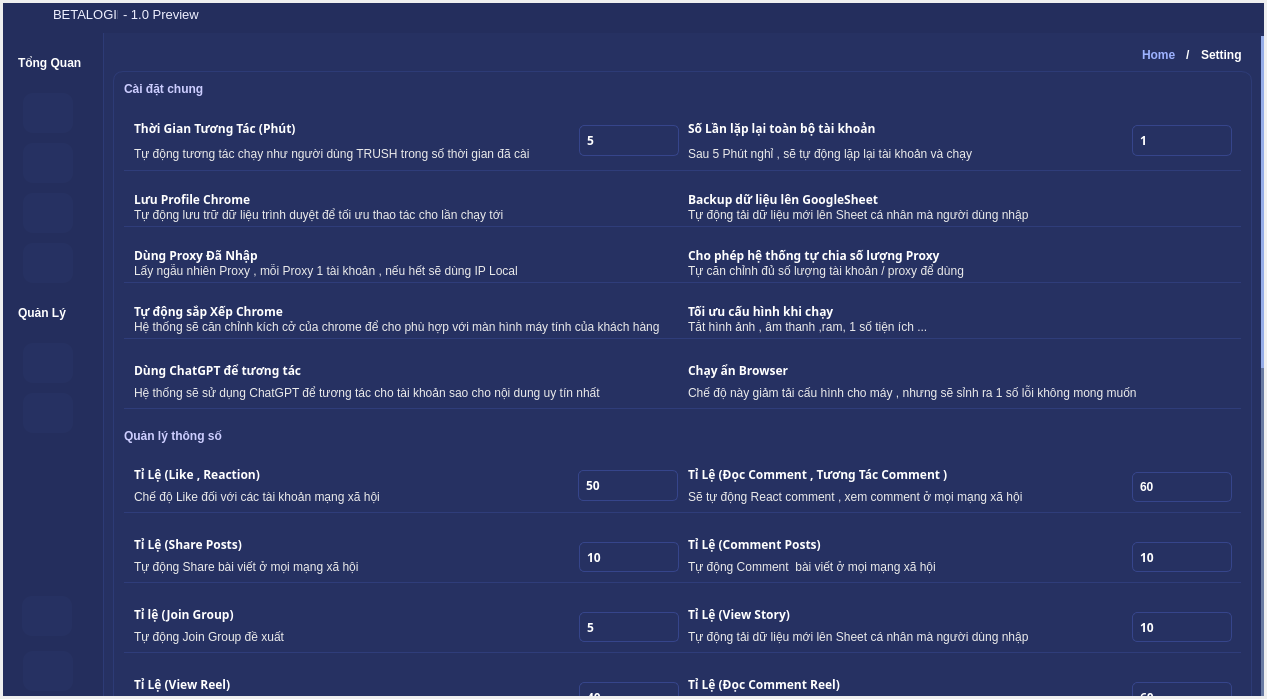
im-dlam/PyQt5.AppManageMMO, file theme/main.ui: the form before one commit.
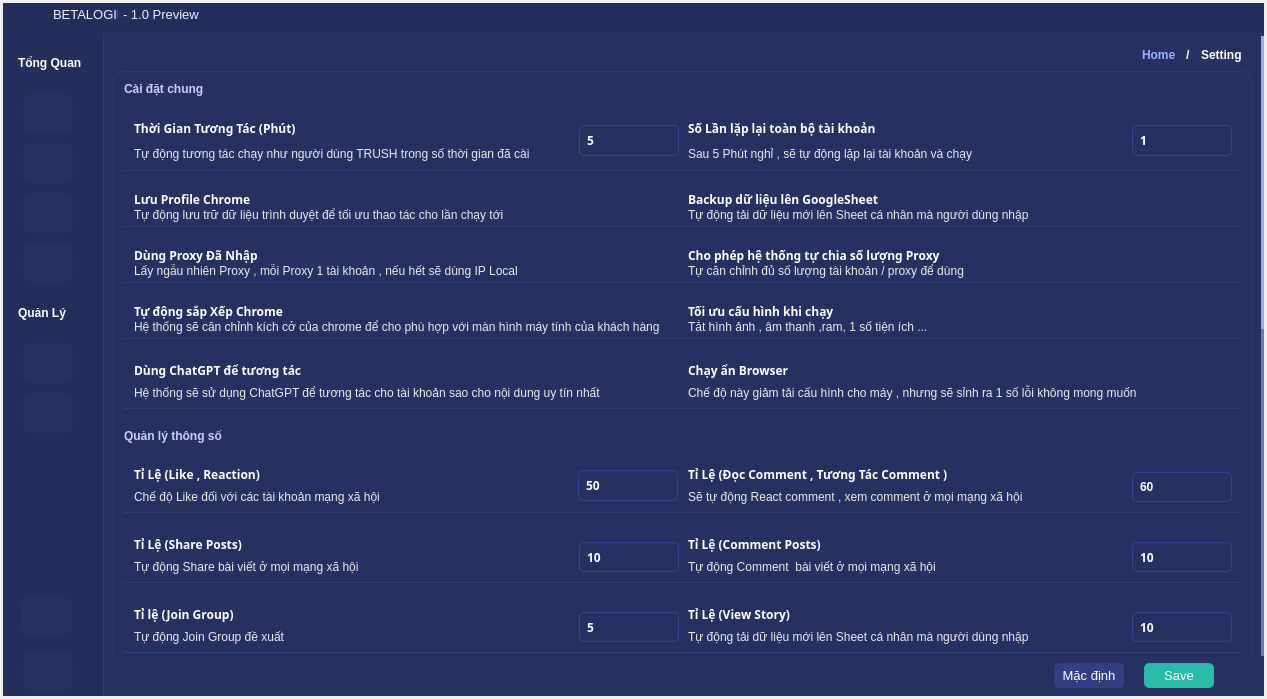
The form after the commit. The open tabs and pages were chosen to show the change. Icons and pictures are not drawn.

Patch:
```diff
--- a/theme/main.ui
+++ b/theme/main.ui
@@ -3687,7 +3687,7 @@
                 <property name="styleSheet">
                  <string notr="true">background-color: rgb(38, 49, 98);</string>
                 </property>
-                <layout class="QHBoxLayout" name="horizontalLayout_69">
+                <layout class="QVBoxLayout" name="verticalLayout_24">
                  <property name="spacing">
                   <number>0</number>
                  </property>
@@ -3705,6 +3705,12 @@
                  </property>
                  <item>
                   <widget class="QScrollArea" name="scrollArea_4">
+                   <property name="maximumSize">
+                    <size>
+                     <width>16777215</width>
+                     <height>16777215</height>
+                    </size>
+                   </property>
                    <property name="styleSheet">
                     <string notr="true">
 QTableWidget {
@@ -5635,7 +5641,7 @@
                                 </property>
                                 <layout class="QVBoxLayout" name="verticalLayout_54">
                                  <item>
-                                  <widget class="QLineEdit" name="CommentPercent">
+                                  <widget class="QLineEdit" name="ReadCommentPercent">
                                    <property name="minimumSize">
                                     <size>
                                      <width>0</width>
@@ -5959,7 +5965,7 @@
                                 </property>
                                 <layout class="QVBoxLayout" name="verticalLayout_56">
                                  <item>
-                                  <widget class="QLineEdit" name="SharePercent_2">
+                                  <widget class="QLineEdit" name="CommentPercent">
                                    <property name="minimumSize">
                                     <size>
                                      <width>0</width>
@@ -8134,6 +8140,216 @@
                    </widget>
                   </widget>
                  </item>
+                 <item>
+                  <widget class="QFrame" name="frameSaveConfig">
+                   <property name="minimumSize">
+                    <size>
+                     <width>0</width>
+                     <height>40</height>
+                    </size>
+                   </property>
+                   <property name="frameShape">
+                    <enum>QFrame::StyledPanel</enum>
+                   </property>
+                   <property name="frameShadow">
+                    <enum>QFrame::Raised</enum>
+                   </property>
+                   <layout class="QHBoxLayout" name="horizontalLayout_64">
+                    <property name="spacing">
+                     <number>0</number>
+                    </property>
+                    <property name="leftMargin">
+                     <number>0</number>
+                    </property>
+                    <property name="topMargin">
+                     <number>0</number>
+                    </property>
+                    <property name="rightMargin">
+                     <number>0</number>
+                    </property>
+                    <property name="bottomMargin">
+                     <number>0</number>
+                    </property>
+                    <item>
+                     <widget class="QFrame" name="frame_60">
+                      <property name="frameShape">
+                       <enum>QFrame::StyledPanel</enum>
+                      </property>
+                      <property name="frameShadow">
+                       <enum>QFrame::Raised</enum>
+                      </property>
+                     </widget>
+                    </item>
+                    <item>
+                     <widget class="QFrame" name="frame_58">
+                      <property name="frameShape">
+                       <enum>QFrame::StyledPanel</enum>
+                      </property>
+                      <property name="frameShadow">
+                       <enum>QFrame::Raised</enum>
+                      </property>
+                      <layout class="QHBoxLayout" name="horizontalLayout_65">
+                       <property name="spacing">
+                        <number>0</number>
+                       </property>
+                       <property name="leftMargin">
+                        <number>0</number>
+                       </property>
+                       <property name="topMargin">
+                        <number>0</number>
+                       </property>
+                       <property name="rightMargin">
+                        <number>0</number>
+                       </property>
+                       <property name="bottomMargin">
+                        <number>0</number>
+                       </property>
+                       <item>
+                        <widget class="QFrame" name="frame_70">
+                         <property name="frameShape">
+                          <enum>QFrame::StyledPanel</enum>
+                         </property>
+                         <property name="frameShadow">
+                          <enum>QFrame::Raised</enum>
+                         </property>
+                        </widget>
+                       </item>
+                       <item alignment="Qt::AlignRight">
+                        <widget class="QFrame" name="frame_71">
+                         <property name="frameShape">
+                          <enum>QFrame::StyledPanel</enum>
+                         </property>
+                         <property name="frameShadow">
+                          <enum>QFrame::Raised</enum>
+                         </property>
+                         <layout class="QHBoxLayout" name="horizontalLayout_66">
+                          <property name="spacing">
+                           <number>20</number>
+                          </property>
+                          <property name="leftMargin">
+                           <number>0</number>
+                          </property>
+                          <property name="topMargin">
+                           <number>0</number>
+                          </property>
+                          <property name="rightMargin">
+                           <number>50</number>
+                          </property>
+                          <property name="bottomMargin">
+                           <number>0</number>
+                          </property>
+                          <item>
+                           <widget class="QPushButton" name="btn_settingDefault">
+                            <property name="minimumSize">
+                             <size>
+                              <width>70</width>
+                              <height>25</height>
+                             </size>
+                            </property>
+                            <property name="maximumSize">
+                             <size>
+                              <width>70</width>
+                              <height>16777215</height>
+                             </size>
+                            </property>
+                            <property name="font">
+                             <font>
+                              <pointsize>10</pointsize>
+                              <weight>50</weight>
+                              <bold>false</bold>
+                             </font>
+                            </property>
+                            <property name="cursor">
+                             <cursorShape>PointingHandCursor</cursorShape>
+                            </property>
+                            <property name="styleSheet">
+                             <string notr="true">QPushButton{
+border:none;
+border-radius:5px;
+color: rgb(255, 255, 255);
+border: 1px gray #6bd4c1 ;
+background-color:#324081;
+}
+QPushButton:hover{
+border:none;
+border-radius:5px;
+color: rgb(255, 255, 255);
+border: 1px gray #6bd4c1 ;
+background-color:#344387;
+}QPushButton:checked{
+border:none;
+border-radius:5px;
+color: rgb(255, 255, 255);
+border: 1px gray #6bd4c1 ;
+background-color: rgb(108, 213, 194);
+}</string>
+                            </property>
+                            <property name="text">
+                             <string>Mặc định</string>
+                            </property>
+                           </widget>
+                          </item>
+                          <item>
+                           <widget class="QPushButton" name="btn_settingSave">
+                            <property name="minimumSize">
+                             <size>
+                              <width>70</width>
+                              <height>25</height>
+                             </size>
+                            </property>
+                            <property name="maximumSize">
+                             <size>
+                              <width>70</width>
+                              <height>16777215</height>
+                             </size>
+                            </property>
+                            <property name="font">
+                             <font>
+                              <family>Microsoft YaHei UI</family>
+                              <pointsize>10</pointsize>
+                              <weight>50</weight>
+                              <bold>false</bold>
+                             </font>
+                            </property>
+                            <property name="cursor">
+                             <cursorShape>PointingHandCursor</cursorShape>
+                            </property>
+                            <property name="styleSheet">
+                             <string notr="true">QPushButton{
+border:none;
+border-radius:5px;
+color: rgb(255, 255, 255);
+border: 1px solid #27b8a5  ;
+background-color: #29BAA8;
+}
+QPushButton:hover{
+border:none;
+border-radius:5px;
+color: rgb(255, 255, 255);
+border: 1px gray #6bd4c1 ;
+background-color: #2ac3af;
+}QPushButton:checked{
+border:none;
+border-radius:5px;
+color: rgb(255, 255, 255);
+border: 1px gray #6bd4c1 ;
+background-color: rgb(108, 213, 194);
+}</string>
+                            </property>
+                            <property name="text">
+                             <string>Save</string>
+                            </property>
+                           </widget>
+                          </item>
+                         </layout>
+                        </widget>
+                       </item>
+                      </layout>
+                     </widget>
+                    </item>
+                   </layout>
+                  </widget>
+                 </item>
                 </layout>
                </widget>
                <widget class="QWidget" name="Bankpage">
```
Left out of the diff: 112 changed lines with no effect on the pictures.
